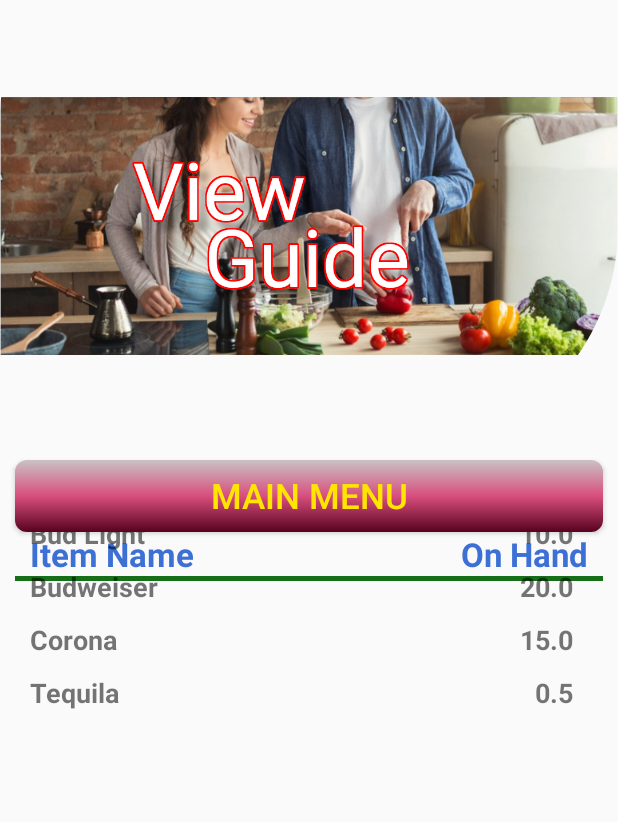
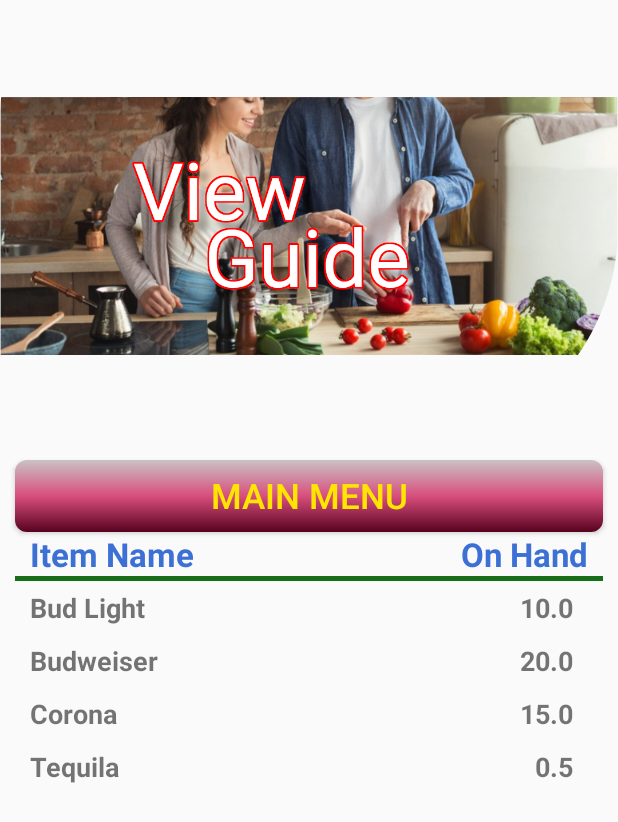
Before and after one commit to ryanMHub/OrderUp---Android, an Android app: the screen it shows after launch (ViewOrderGuideActivity), after a tap on "VIEW ORDER GUIDE", on a phone screen of 412 x 824 dp. Shown: the top 822 px of the screen. Run offline under Robolectric (Android 15) with nearby library versions, the light colour scheme and no system bars.

```diff
--- a/app/src/main/java/com/practice/practiceorderup01/AddOrderGuideActivity.java
+++ b/app/src/main/java/com/practice/practiceorderup01/AddOrderGuideActivity.java
@@ -13,8 +13,11 @@ import androidx.recyclerview.widget.RecyclerView;
 import java.util.ArrayList;
 
 public class AddOrderGuideActivity extends AppCompatActivity {
+    //Todo: how to make the par level and itemanem have a hint
+    //Todo: Fix delete zero issue
     //Todo: Add delete item to Create Order guide
     //Todo: send a toast when creation is complete
+    //Todo: names with spaces crash
     //Todo: When you click create the activity closes and does not open Main Activity ? Happened when I added a large amount of items or maybe a space in the name
     //declares the connection to the OrderGuide name editText tag
     private EditText edtTableName;
--- a/app/src/main/res/layout/activity_view_order_guide.xml
+++ b/app/src/main/res/layout/activity_view_order_guide.xml
@@ -95,7 +95,9 @@
                                            app:layout_constraintTop_toBottomOf="@id/labelLayoutView"
                                            app:layout_constraintBottom_toBottomOf="parent"
                                            android:layout_marginBottom="20dp"
-                                       app:layout_constraintVertical_chainStyle="packed">
+                                           app:layout_constraintVertical_chainStyle="packed"
+                                           tools:layout_editor_absoluteX="-16dp"
+                                           app:layout_constraintVertical_bias="0.142">
         <androidx.recyclerview.widget.RecyclerView android:layout_width="match_parent"
                                                    android:layout_height="match_parent"
                                                    app:layout_constrainedHeight="true"
```
Lines whose indentation alone changed are shown as unchanged.
